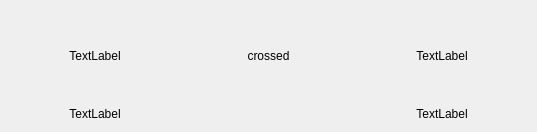
Before: the Qt Designer form online/battleplayerswidget.ui in vicr123/entertaining-chess, drawn with Qt 5.
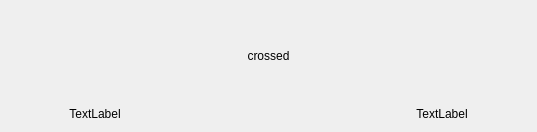
After: the same form once the commit is applied.

```diff
--- a/online/battleplayerswidget.ui
+++ b/online/battleplayerswidget.ui
@@ -33,7 +33,7 @@
    <item row="0" column="0">
     <widget class="QLabel" name="whitePicture">
      <property name="text">
-      <string notr="true">TextLabel</string>
+      <string notr="true"/>
      </property>
      <property name="alignment">
       <set>Qt::AlignCenter</set>
@@ -43,7 +43,7 @@
    <item row="0" column="2">
     <widget class="QLabel" name="blackPicture">
      <property name="text">
-      <string notr="true">TextLabel</string>
+      <string notr="true"/>
      </property>
      <property name="alignment">
       <set>Qt::AlignCenter</set>
```
